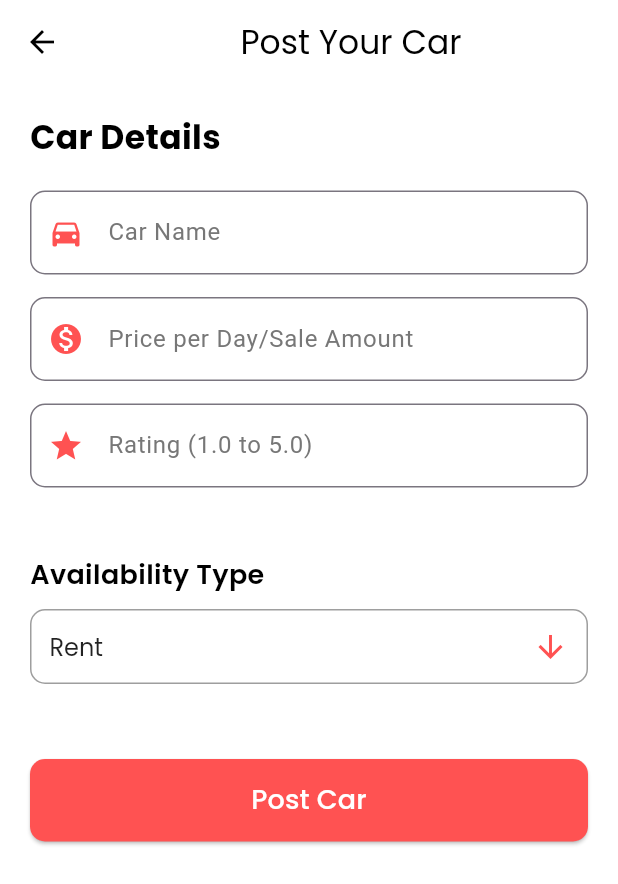
After one commit to NomanShariq/CarRentalApp, a Flutter app: the HomeScreen screen opened by its route, after a tap on the "add" icon, on a phone screen of 412 x 824 dp. The commit adds this screen. Shown: the top 884 px of the screen. Run offline on Flutter 3.47's test engine with Material 3 defaults, Android fonts, the phone set to English and light mode, and no system bars; our stand-ins replace font_awesome_flutter, google_fonts.

Commit message:
we simplified the home screen, fixed navigation errors, and enhanced forms with new options and styling.

```diff
--- a/lib/main.dart
+++ b/lib/main.dart
@@ -1,3 +1,4 @@
+import 'package:car_rental_app/screens/cardetail_screen.dart';
 import 'package:car_rental_app/screens/home_screen.dart';
 import 'package:car_rental_app/screens/login_screen.dart';
 import 'package:car_rental_app/screens/profile_screen.dart';
@@ -28,7 +29,8 @@ class MyApp extends StatelessWidget {
         '/profile': (context) => ProfileScreen(),
         '/welcome': (context) => const WelcomeScreen(),
         // // Route 4: Details screen
-        // '/details': (context) => const DetailsScreen(),
+        '/details': (context) =>
+            CarDetailScreen(image: '', name: '', rating: '', price: ''),
         // Route 5: Login screen
         '/login': (context) => LoginScreen(),
         // Route 5: SignUp screen
--- /dev/null
+++ b/lib/screens/addnewcar_screen.dart
@@ -0,0 +1,244 @@
+import 'package:flutter/material.dart';
+import 'package:google_fonts/google_fonts.dart';
+
+class AddNewCarScreen extends StatefulWidget {
+  final Function(Map<String, dynamic>)? onCarAdded;
+  const AddNewCarScreen({super.key, this.onCarAdded});
+  @override
+  State<AddNewCarScreen> createState() => _AddNewCarScreenState();
+}
+
+class _AddNewCarScreenState extends State<AddNewCarScreen> {
+  final _formKey = GlobalKey<FormState>();
+  final TextEditingController _nameController = TextEditingController();
+  final TextEditingController _priceController = TextEditingController();
+  final TextEditingController _ratingController = TextEditingController();
+
+  String _carAvailability = 'Rent';
+
+  @override
+  void dispose() {
+    _nameController.dispose();
+    _priceController.dispose();
+    _ratingController.dispose();
+    super.dispose();
+  }
+
+  void _submitForm() {
+    if (_formKey.currentState!.validate()) {
+      final List<String> staticImageAssets = [
+        "images/Mercedes.jpg",
+        "images/Mercedes.jpg",
+      ];
+      final String priceSuffix = _carAvailability == 'Rent' ? 'day' : 'sale';
+
+      final newCar = {
+        "images": staticImageAssets,
+        "name": _nameController.text,
+        "price": "${_priceController.text}/$priceSuffix",
+        "rating": _ratingController.text,
+        "availability": _carAvailability,
+      };
+
+      if (widget.onCarAdded != null) {
+        widget.onCarAdded!(newCar);
+      }
+
+      ScaffoldMessenger.of(context).showSnackBar(
+        SnackBar(
+          content: Text(
+            'Car "${newCar['name']}" posted for $_carAvailability!',
+          ),
+          backgroundColor: Colors.redAccent,
+        ),
+      );
+
+      Navigator.pop(context);
+    }
+  }
+
+  @override
+  Widget build(BuildContext context) {
+    return Scaffold(
+      appBar: AppBar(
+        title: Center(
+          child: Text(
+            "Post Your Car",
+            style: GoogleFonts.poppins(color: Colors.black),
+          ),
+        ),
+        backgroundColor: Colors.white,
+
+        iconTheme: const IconThemeData(color: Colors.black),
+      ),
+      backgroundColor: Colors.white,
+      body: Form(
+        key: _formKey,
+        child: SingleChildScrollView(
+          padding: const EdgeInsets.all(20.0),
+          child: Column(
+            crossAxisAlignment: CrossAxisAlignment.start,
+            children: [
+              Text(
+                "Car Details",
+                style: GoogleFonts.poppins(
+                  fontSize: 22,
+                  fontWeight: FontWeight.bold,
+                  color: Colors.black,
+                ),
+              ),
+              const SizedBox(height: 20),
+
+              // 1. CAR NAME INPUT
+              _buildTextField(
+                controller: _nameController,
+                label: "Car Name",
+                icon: Icons.directions_car,
+              ),
+
+              // 2. PRICE INPUT
+              _buildTextField(
+                controller: _priceController,
+                label: "Price per Day/Sale Amount",
+                icon: Icons.monetization_on,
+                keyboardType: TextInputType.number,
+              ),
+
+              // 3. RATING INPUT
+              _buildTextField(
+                controller: _ratingController,
+                label: "Rating (1.0 to 5.0)",
+                icon: Icons.star,
+                keyboardType: TextInputType.number,
+                validator: (value) {
+                  if (value == null ||
+                      double.tryParse(value) == null ||
+                      double.parse(value) > 5.0 ||
+                      double.parse(value) < 1.0) {
+                    return 'Enter a valid rating (1.0 to 5.0)';
+                  }
+                  return null;
+                },
+              ),
+
+              const SizedBox(height: 30),
+
+              // 4. RENT OR SALE DROPDOWN
+              Text(
+                "Availability Type",
+                style: GoogleFonts.poppins(
+                  fontSize: 18,
+                  fontWeight: FontWeight.w600,
+                  color: Colors.black,
+                ),
+              ),
+              const SizedBox(height: 10),
+              _buildAvailabilityDropdown(),
+
+              const SizedBox(height: 50),
+
+              // 5. SUBMIT BUTTON
+              SizedBox(
+                width: double.infinity,
+                height: 55,
+                child: ElevatedButton(
+                  onPressed: _submitForm,
+                  style: ElevatedButton.styleFrom(
+                    backgroundColor: Colors.redAccent,
+                    shape: RoundedRectangleBorder(
+                      borderRadius: BorderRadius.circular(10),
+                    ),
+                  ),
+                  child: Text(
+                    "Post Car",
+                    style: GoogleFonts.poppins(
+                      fontSize: 18,
+                      color: Colors.white,
+                    ),
+                  ),
+                ),
+              ),
+            ],
+          ),
+        ),
+      ),
+    );
+  }
+
+  Widget _buildAvailabilityDropdown() {
+    return Container(
+      padding: const EdgeInsets.symmetric(horizontal: 12),
+      decoration: BoxDecoration(
+        border: Border.all(color: Colors.grey),
+        borderRadius: BorderRadius.circular(10),
+      ),
+      child: DropdownButtonHideUnderline(
+        // 🔑 THE FIX IS HERE: Wrap the DropdownButton in a Theme widget
+        child: Theme(
+          // Copy the main app's theme data, but override canvasColor
+          data: Theme.of(context).copyWith(
+            canvasColor:
+                Colors.white, // Forces the dropdown menu background to white
+            // You can also use dropdownColor: Colors.white,
+          ),
+          child: DropdownButton<String>(
+            value: _carAvailability,
+            isExpanded: true,
+            icon: const Icon(Icons.arrow_downward, color: Colors.redAccent),
+            style: GoogleFonts.poppins(fontSize: 16, color: Colors.black87),
+            items: const <String>['Rent', 'Sale'].map<DropdownMenuItem<String>>(
+              (String value) {
+                return DropdownMenuItem<String>(
+                  value: value,
+                  child: Text(value),
+                );
+              },
+            ).toList(),
+            onChanged: (String? newValue) {
+              setState(() {
+                _carAvailability = newValue!;
+              });
+            },
+          ),
+        ),
+      ),
+    );
+  }
+
+  Widget _buildTextField({
+    required TextEditingController controller,
+    required String label,
+    required IconData icon,
+    TextInputType keyboardType = TextInputType.text,
+    String? Function(String?)? validator,
+  }) {
+    return Padding(
+      padding: const EdgeInsets.only(bottom: 15.0),
+      child: TextFormField(
+        style: TextStyle(color: Colors.black87),
+        controller: controller,
+        keyboardType: keyboardType,
+        decoration: InputDecoration(
+          labelText: label,
+          labelStyle: TextStyle(
+            color: const Color.fromARGB(255, 119, 119, 119),
+          ),
+          prefixIcon: Icon(icon, color: Colors.redAccent),
+          border: OutlineInputBorder(borderRadius: BorderRadius.circular(10)),
+          focusedBorder: OutlineInputBorder(
+            borderRadius: BorderRadius.circular(10),
+            borderSide: const BorderSide(color: Colors.redAccent, width: 2.0),
+          ),
+        ),
+        validator:
+            validator ??
+            (value) {
+              if (value == null || value.isEmpty) {
+                return 'This field is required.';
+              }
+              return null;
+            },
+      ),
+    );
+  }
+}
--- a/lib/screens/home_screen.dart
+++ b/lib/screens/home_screen.dart
@@ -1,3 +1,5 @@
+import 'package:car_rental_app/screens/addnewcar_screen.dart';
+import 'package:car_rental_app/screens/cardetail_screen.dart';
 import 'package:car_rental_app/screens/profile_screen.dart';
 import 'package:flutter/material.dart';
 import 'package:google_fonts/google_fonts.dart';
@@ -85,7 +87,6 @@ class _HomeScreenState extends State<HomeScreen> {
       appBar: AppBar(
         backgroundColor: Colors.white,
         elevation: 0,
-        leading: const Icon(Icons.menu, color: Colors.black87),
         centerTitle: true,
         title: Text(
           "Car Rental",
@@ -116,7 +117,31 @@ class _HomeScreenState extends State<HomeScreen> {
           ),
         ],
       ),
-      bottomNavigationBar: BottomNavigationBar(
+      floatingActionButton: Padding(
+        padding: const EdgeInsets.only(bottom: 20),
+        child: FloatingActionButton(
+          backgroundColor: Colors.redAccent,
+          child: const Icon(Icons.add, color: Colors.white),
+          onPressed: () {
+            Navigator.push(
+              context,
+              MaterialPageRoute(
+                builder: (_) => AddNewCarScreen(onCarAdded: (_) {}),
+              ),
+            );
+          },
+        ),
+      ),
+      bottomNavigationBar: Container(
+        decoration: BoxDecoration(
+          border: Border(
+            top: BorderSide(
+              color: Colors.grey.shade300, // 👈 border color
+              width: 1,
+            ),
+          ),
+        ),
+        child: BottomNavigationBar(
           currentIndex: selectedindex,
           backgroundColor: Colors.white,
           selectedItemColor: Colors.black,
@@ -151,6 +176,7 @@ class _HomeScreenState extends State<HomeScreen> {
               label: "Favorites",
             ),
           ],
+        ),
       ),
       backgroundColor: Colors.white,
       body: SafeArea(
@@ -405,7 +431,21 @@ class _HomeScreenState extends State<HomeScreen> {
     required String rating,
     required String price,
   }) {
-    return Container(
+    return GestureDetector(
+      onTap: () {
+        Navigator.push(
+          context,
+          MaterialPageRoute(
+            builder: (context) => CarDetailScreen(
+              image: image,
+              name: name,
+              rating: rating,
+              price: price,
+            ),
+          ),
+        );
+      },
+      child: Container(
         width: 180, // Fixed width for calculating scroll position
         padding: const EdgeInsets.only(left: 12, right: 12, bottom: 12),
         decoration: BoxDecoration(
@@ -444,6 +484,7 @@ class _HomeScreenState extends State<HomeScreen> {
             ),
           ],
         ),
+      ),
     );
   }
 
@@ -455,21 +496,44 @@ class _HomeScreenState extends State<HomeScreen> {
     String price,
     String image,
   ) {
-    return Container(
+    return GestureDetector(
+      onTap: () {
+        Navigator.push(
+          context,
+          MaterialPageRoute(
+            builder: (context) => CarDetailScreen(
+              image: image,
+              name: name,
+              rating: rating,
+              price: price,
+            ),
+          ),
+        );
+      },
+      child: Container(
         margin: const EdgeInsets.only(bottom: 18),
         padding: const EdgeInsets.all(12),
         decoration: BoxDecoration(
           color: Colors.white,
           borderRadius: BorderRadius.circular(18),
           boxShadow: const [
-          BoxShadow(color: Colors.black12, blurRadius: 4, offset: Offset(0, 2)),
+            BoxShadow(
+              color: Colors.black12,
+              blurRadius: 4,
+              offset: Offset(0, 2),
+            ),
           ],
         ),
         child: Row(
           children: [
             ClipRRect(
               borderRadius: BorderRadius.circular(12),
-            child: Image.asset(image, width: 90, height: 60, fit: BoxFit.cover),
+              child: Image.asset(
+                image,
+                width: 90,
+                height: 60,
+                fit: BoxFit.cover,
+              ),
             ),
             const SizedBox(width: 15),
             Expanded(
@@ -496,7 +560,10 @@ class _HomeScreenState extends State<HomeScreen> {
                     children: [
                       const Icon(Icons.star, color: Colors.amber, size: 18),
                       const SizedBox(width: 4),
-                    Text(rating, style: const TextStyle(color: Colors.black87)),
+                      Text(
+                        rating,
+                        style: const TextStyle(color: Colors.black87),
+                      ),
                     ],
                   ),
                   const SizedBox(height: 4),
@@ -524,6 +591,7 @@ class _HomeScreenState extends State<HomeScreen> {
             ),
           ],
         ),
+      ),
     );
   }
 }
```
Also changed, not shown: lib/screens/cardetail_screen.dart (added, +336 -0 lines). Lines whose indentation alone changed are shown as unchanged.
